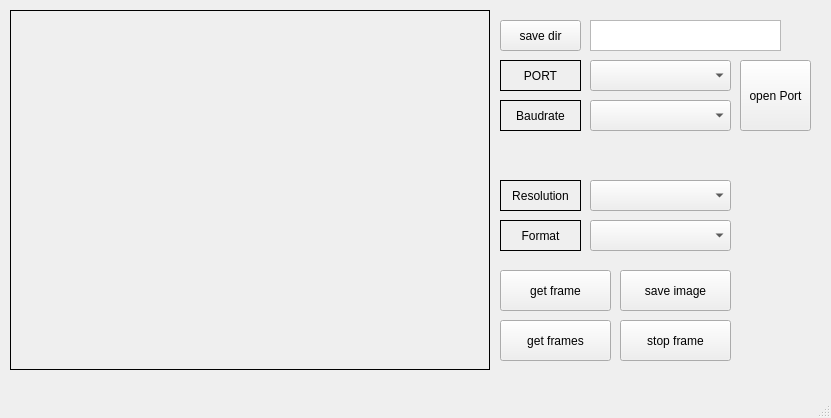
Above: CameraViewer_GUI/CameraViewer.ui from yjh2788/raspberry-pi-pico-FPGA before the change. Below: the same form after it.
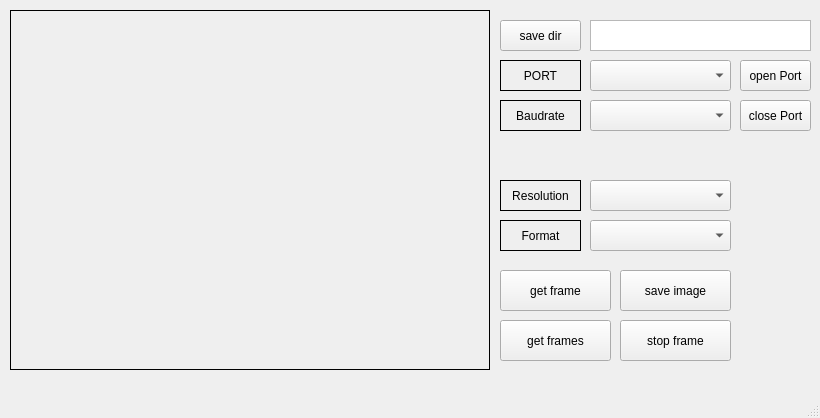
That is the form after the change.

Commit message: CameraViewer program update - all functions are working

```diff
--- a/CameraViewer_GUI/CameraViewer.ui
+++ b/CameraViewer_GUI/CameraViewer.ui
@@ -6,7 +6,7 @@
    <rect>
     <x>0</x>
     <y>0</y>
-    <width>831</width>
+    <width>820</width>
     <height>418</height>
    </rect>
   </property>
@@ -129,7 +129,7 @@
      <rect>
       <x>590</x>
       <y>20</y>
-      <width>191</width>
+      <width>221</width>
       <height>31</height>
      </rect>
     </property>
@@ -153,7 +153,7 @@
       <x>740</x>
       <y>60</y>
       <width>71</width>
-      <height>71</height>
+      <height>31</height>
      </rect>
     </property>
     <property name="text">
@@ -234,6 +234,19 @@
      <string/>
     </property>
    </widget>
+   <widget class="QPushButton" name="pushButton_close_port">
+    <property name="geometry">
+     <rect>
+      <x>740</x>
+      <y>100</y>
+      <width>71</width>
+      <height>31</height>
+     </rect>
+    </property>
+    <property name="text">
+     <string>close Port</string>
+    </property>
+   </widget>
   </widget>
   <widget class="QMenuBar" name="menubar">
    <property name="geometry">
```
Left out of the diff: 2 changed lines with no effect on the pictures. The commit also changes 4 other files.
